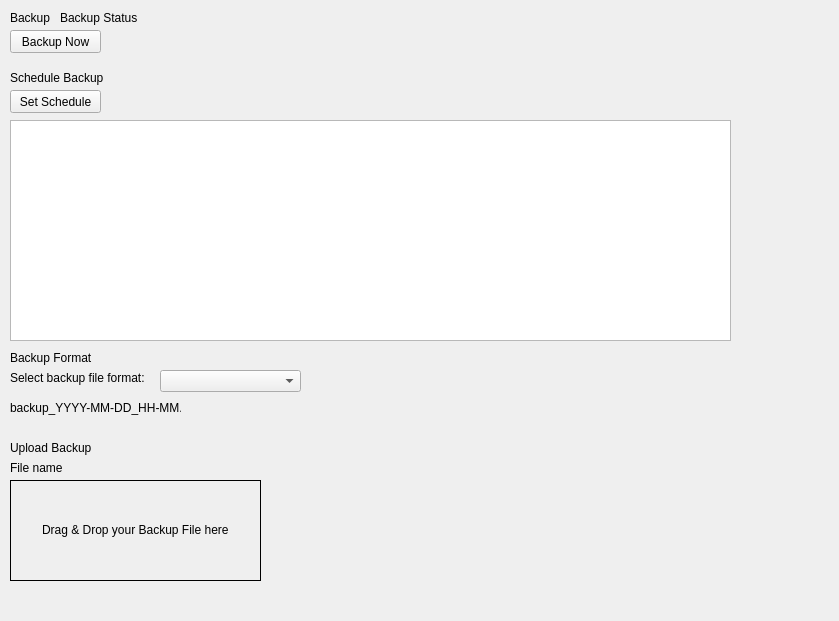
Before: the Qt Designer form app/src/ui/NEW/backupRestore_page.ui in Kazu0210/Inventory-System, drawn with Qt 5.
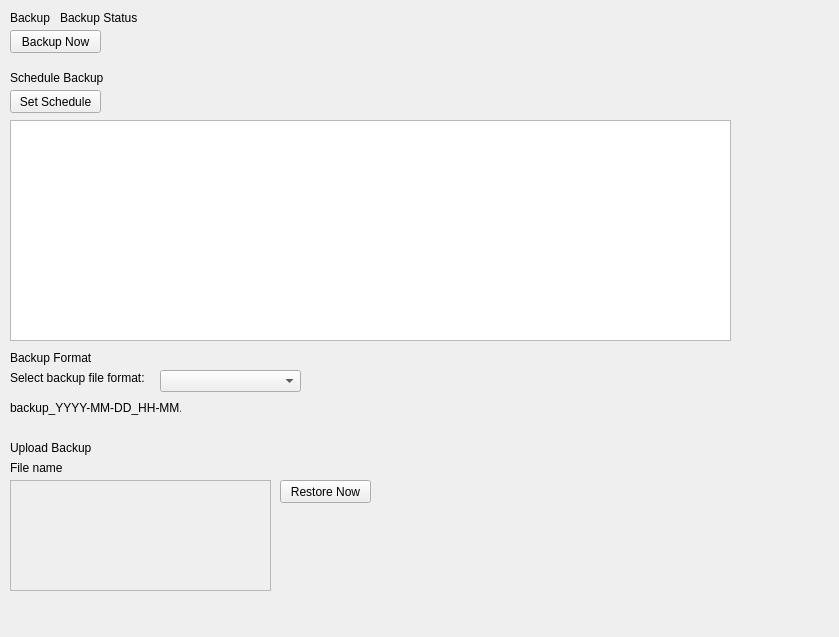
After: the same form once the commit is applied.

Commit message: drag&drop functionality and restore working

```diff
--- a/app/src/ui/NEW/backupRestore_page.ui
+++ b/app/src/ui/NEW/backupRestore_page.ui
@@ -7,7 +7,7 @@
     <x>0</x>
     <y>0</y>
     <width>839</width>
-    <height>621</height>
+    <height>637</height>
    </rect>
   </property>
   <property name="windowTitle">
@@ -169,13 +169,13 @@
     </size>
    </property>
   </widget>
-  <widget class="QFrame" name="dragDrop_frame">
+  <widget class="QFrame" name="frame">
    <property name="geometry">
     <rect>
      <x>10</x>
      <y>480</y>
-     <width>251</width>
-     <height>101</height>
+     <width>261</width>
+     <height>111</height>
     </rect>
    </property>
    <property name="styleSheet">
@@ -190,15 +190,19 @@
    <property name="frameShadow">
     <enum>QFrame::Raised</enum>
    </property>
-   <layout class="QVBoxLayout" name="verticalLayout">
-    <item alignment="Qt::AlignHCenter|Qt::AlignVCenter">
-     <widget class="QLabel" name="label_7">
-      <property name="text">
-       <string>Drag &amp; Drop your Backup File here</string>
-      </property>
-     </widget>
-    </item>
-   </layout>
+  </widget>
+  <widget class="QPushButton" name="restore_pushButton">
+   <property name="geometry">
+    <rect>
+     <x>280</x>
+     <y>480</y>
+     <width>91</width>
+     <height>23</height>
+    </rect>
+   </property>
+   <property name="text">
+    <string>Restore Now</string>
+   </property>
   </widget>
  </widget>
  <resources/>
```
The commit also changes 10 other files.
